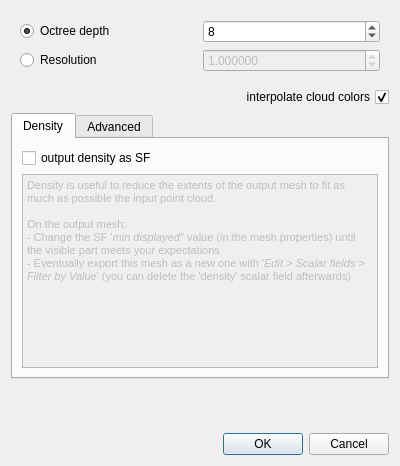
The window that plugins/core/Standard/qPoissonRecon/ui/poissonReconParamDlg.ui (CloudCompare/CloudCompare) describes before a commit, drawn with Qt 5.
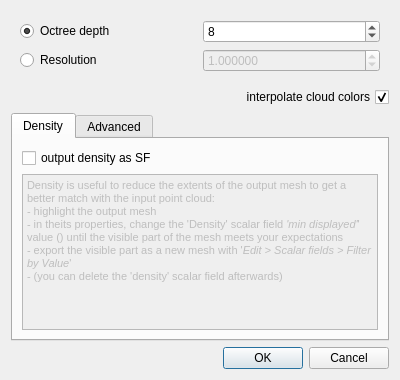
The same window after the commit. The open tabs and pages were chosen to show the change.

Commit message: Update the UI (new instructions, more compact dialog)

Patch:
```diff
--- a/plugins/core/Standard/qPoissonRecon/ui/poissonReconParamDlg.ui
+++ b/plugins/core/Standard/qPoissonRecon/ui/poissonReconParamDlg.ui
@@ -7,7 +7,7 @@
     <x>0</x>
     <y>0</y>
     <width>400</width>
-    <height>466</height>
+    <height>380</height>
    </rect>
   </property>
   <property name="windowTitle">
@@ -114,12 +114,12 @@
 hr { height: 1px; border-width: 0; }
 li.unchecked::marker { content: &quot;\2610&quot;; }
 li.checked::marker { content: &quot;\2612&quot;; }
-&lt;/style&gt;&lt;/head&gt;&lt;body style=&quot; font-family:'.AppleSystemUIFont'; font-size:13pt; font-weight:400; font-style:normal;&quot;&gt;
-&lt;p style=&quot; margin-top:0px; margin-bottom:0px; margin-left:0px; margin-right:0px; -qt-block-indent:0; text-indent:0px;&quot;&gt;&lt;span style=&quot; font-family:'MS Shell Dlg 2'; font-size:8pt;&quot;&gt;Density is useful to reduce the extents of the output mesh to fit as much as possible the input point cloud.&lt;/span&gt;&lt;/p&gt;
-&lt;p style=&quot;-qt-paragraph-type:empty; margin-top:0px; margin-bottom:0px; margin-left:0px; margin-right:0px; -qt-block-indent:0; text-indent:0px; font-family:'MS Shell Dlg 2'; font-size:8pt;&quot;&gt;&lt;br /&gt;&lt;/p&gt;
-&lt;p style=&quot; margin-top:0px; margin-bottom:0px; margin-left:0px; margin-right:0px; -qt-block-indent:0; text-indent:0px;&quot;&gt;&lt;span style=&quot; font-family:'MS Shell Dlg 2'; font-size:8pt;&quot;&gt;On the output mesh:&lt;/span&gt;&lt;/p&gt;
-&lt;p style=&quot; margin-top:0px; margin-bottom:0px; margin-left:0px; margin-right:0px; -qt-block-indent:0; text-indent:0px;&quot;&gt;&lt;span style=&quot; font-family:'MS Shell Dlg 2'; font-size:8pt;&quot;&gt;- Change the SF '&lt;/span&gt;&lt;span style=&quot; font-family:'MS Shell Dlg 2'; font-size:8pt; font-style:italic;&quot;&gt;min displayed'&lt;/span&gt;&lt;span style=&quot; font-family:'MS Shell Dlg 2'; font-size:8pt;&quot;&gt;' value (in the mesh properties) until the visible part meets your expectations&lt;/span&gt;&lt;/p&gt;
-&lt;p style=&quot; margin-top:0px; margin-bottom:0px; margin-left:0px; margin-right:0px; -qt-block-indent:0; text-indent:0px;&quot;&gt;&lt;span style=&quot; font-family:'MS Shell Dlg 2'; font-size:8pt;&quot;&gt;- Eventually export this mesh as a new one with '&lt;/span&gt;&lt;span style=&quot; font-family:'MS Shell Dlg 2'; font-size:8pt; font-style:italic;&quot;&gt;Edit &amp;gt; Scalar fields &amp;gt; Filter by Value&lt;/span&gt;&lt;span style=&quot; font-family:'MS Shell Dlg 2'; font-size:8pt;&quot;&gt;' (you can delete the 'density' scalar field afterwards) &lt;/span&gt;&lt;/p&gt;&lt;/body&gt;&lt;/html&gt;</string>
+&lt;/style&gt;&lt;/head&gt;&lt;body style=&quot; font-family:'Segoe UI'; font-size:9pt; font-weight:400; font-style:normal;&quot;&gt;
+&lt;p style=&quot; margin-top:0px; margin-bottom:0px; margin-left:0px; margin-right:0px; -qt-block-indent:0; text-indent:0px;&quot;&gt;&lt;span style=&quot; font-family:'MS Shell Dlg 2'; font-size:8pt;&quot;&gt;Density is useful to reduce the extents of the output mesh to get a better match with the input point cloud:&lt;/span&gt;&lt;/p&gt;
+&lt;p style=&quot; margin-top:0px; margin-bottom:0px; margin-left:0px; margin-right:0px; -qt-block-indent:0; text-indent:0px;&quot;&gt;&lt;span style=&quot; font-family:'MS Shell Dlg 2'; font-size:8pt;&quot;&gt;- highlight the output mesh&lt;/span&gt;&lt;/p&gt;
+&lt;p style=&quot; margin-top:0px; margin-bottom:0px; margin-left:0px; margin-right:0px; -qt-block-indent:0; text-indent:0px;&quot;&gt;&lt;span style=&quot; font-family:'MS Shell Dlg 2'; font-size:8pt;&quot;&gt;- in theits properties, change the 'Density' scalar field &lt;/span&gt;&lt;span style=&quot; font-family:'MS Shell Dlg 2'; font-size:8pt; font-style:italic;&quot;&gt;'min displayed'&lt;/span&gt;&lt;span style=&quot; font-family:'MS Shell Dlg 2'; font-size:8pt;&quot;&gt;' value () until the visible part of the mesh meets your expectations&lt;/span&gt;&lt;/p&gt;
+&lt;p style=&quot; margin-top:0px; margin-bottom:0px; margin-left:0px; margin-right:0px; -qt-block-indent:0; text-indent:0px;&quot;&gt;&lt;span style=&quot; font-family:'MS Shell Dlg 2'; font-size:8pt;&quot;&gt;- export the visible part as a new mesh with '&lt;/span&gt;&lt;span style=&quot; font-family:'MS Shell Dlg 2'; font-size:8pt; font-style:italic;&quot;&gt;Edit &amp;gt; Scalar fields &amp;gt; Filter by Value&lt;/span&gt;&lt;span style=&quot; font-family:'MS Shell Dlg 2'; font-size:8pt;&quot;&gt;'&lt;/span&gt;&lt;/p&gt;
+&lt;p style=&quot; margin-top:0px; margin-bottom:0px; margin-left:0px; margin-right:0px; -qt-block-indent:0; text-indent:0px;&quot;&gt;&lt;span style=&quot; font-family:'MS Shell Dlg 2'; font-size:8pt;&quot;&gt;- (you can delete the 'density' scalar field afterwards) &lt;/span&gt;&lt;/p&gt;&lt;/body&gt;&lt;/html&gt;</string>
          </property>
         </widget>
        </item>
```
Left out of the diff: 14 changed lines with no effect on the pictures.
